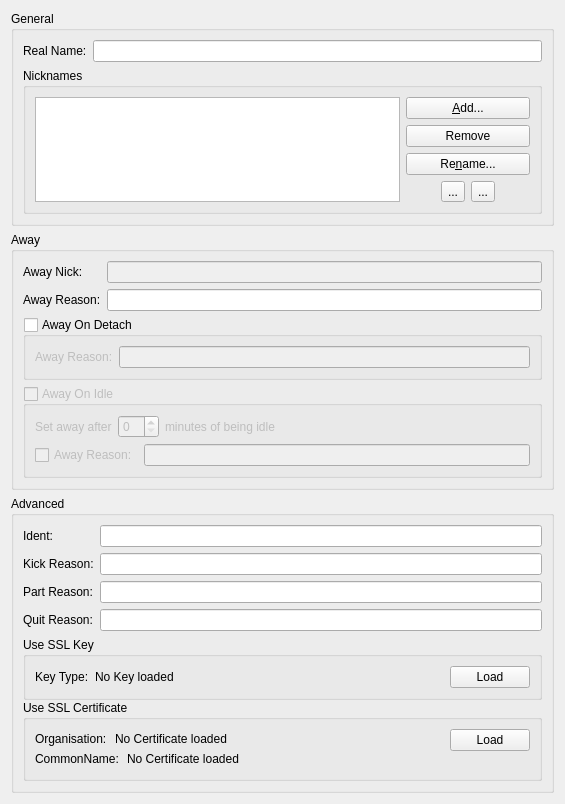
The window that src/mobileui/settingspages/identityeditwidget.ui (raininja/quassel2go) describes before a commit, drawn with Qt 5.
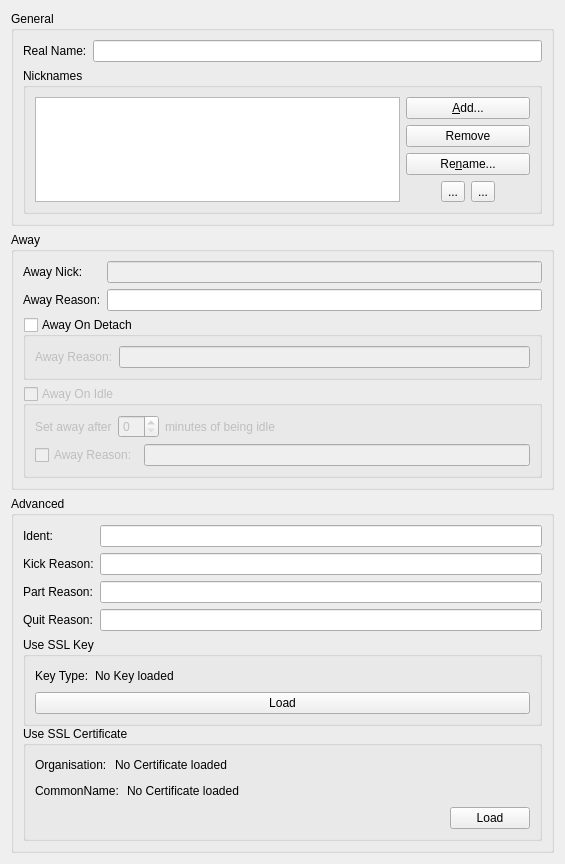
The same window after the commit. The open tabs and pages were chosen to show the change. Icons and pictures are not drawn.

```diff
--- a/src/mobileui/settingspages/identityeditwidget.ui
+++ b/src/mobileui/settingspages/identityeditwidget.ui
@@ -7,7 +7,7 @@
     <x>0</x>
     <y>0</y>
     <width>565</width>
-    <height>776</height>
+    <height>850</height>
    </rect>
   </property>
   <property name="windowTitle">
@@ -574,14 +574,19 @@
                  </property>
                 </spacer>
                </item>
+              </layout>
+             </item>
                <item>
+              <widget class="QSplitter" name="splitter">
+               <property name="orientation">
+                <enum>Qt::Horizontal</enum>
+               </property>
                 <widget class="QPushButton" name="clearOrLoadKeyButton">
                  <property name="text">
                   <string>Load</string>
                  </property>
                 </widget>
-               </item>
-              </layout>
+              </widget>
              </item>
             </layout>
            </widget>
@@ -591,16 +596,8 @@
             <property name="title">
              <string>Use SSL Certificate</string>
             </property>
-            <layout class="QHBoxLayout" name="horizontalLayout_6">
-             <property name="spacing">
-              <number>0</number>
-             </property>
-             <item>
-              <layout class="QVBoxLayout" name="verticalLayout_10">
-               <property name="spacing">
-                <number>0</number>
-               </property>
-               <item>
+            <layout class="QGridLayout" name="gridLayout">
+             <item row="0" column="0">
                 <layout class="QHBoxLayout" name="horizontalLayout_4">
                  <property name="spacing">
                   <number>8</number>
@@ -634,7 +631,7 @@
                  </item>
                 </layout>
                </item>
-               <item>
+             <item row="1" column="0">
                 <layout class="QHBoxLayout" name="horizontalLayout_5">
                  <property name="spacing">
                   <number>8</number>
@@ -668,30 +665,28 @@
                  </item>
                 </layout>
                </item>
-              </layout>
-             </item>
-             <item>
-              <layout class="QVBoxLayout" name="verticalLayout_14">
-               <item>
-                <widget class="QPushButton" name="clearOrLoadCertButton">
-                 <property name="text">
-                  <string>Load</string>
-                 </property>
-                </widget>
-               </item>
+             <item row="2" column="0">
+              <layout class="QHBoxLayout" name="horizontalLayout_6">
                <item>
                 <spacer name="verticalSpacer_2">
                  <property name="orientation">
-                  <enum>Qt::Vertical</enum>
+                  <enum>Qt::Horizontal</enum>
                  </property>
                  <property name="sizeHint" stdset="0">
                   <size>
-                   <width>20</width>
-                   <height>40</height>
+                   <width>40</width>
+                   <height>20</height>
                   </size>
                  </property>
                 </spacer>
                </item>
+               <item>
+                <widget class="QPushButton" name="clearOrLoadCertButton">
+                 <property name="text">
+                  <string>Load</string>
+                 </property>
+                </widget>
+               </item>
               </layout>
              </item>
             </layout>
```
Left out of the diff: 22 changed lines with no effect on the pictures. Lines whose indentation alone changed are shown as unchanged.
